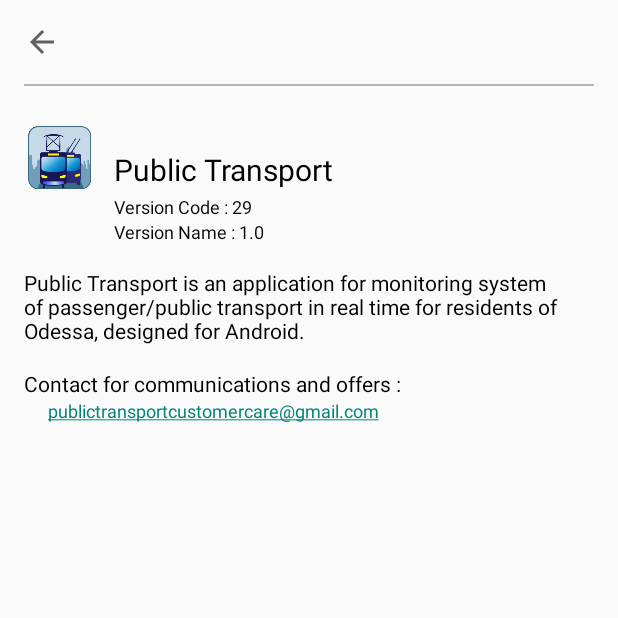
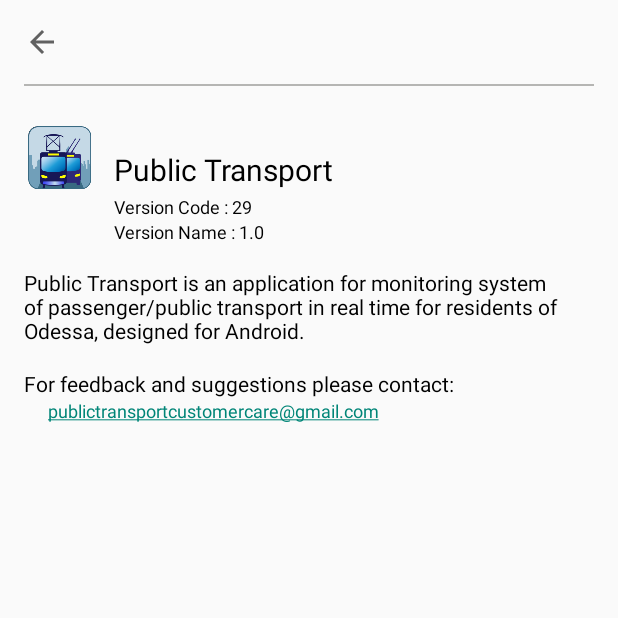
Before and after one commit to Psihey/Android-Public-Transport, an Android app: the MainActivity screen opened directly, with no data from a screen before it, in the side drawer, after a tap on "About", on a phone screen of 412 x 824 dp, the top half of it. Run offline under Robolectric (Android 15) with nearby library versions, the phone set to English and light mode, and no system bars; our stand-ins replace ButterKnife, EventBus, RxJava; libraries missing offline, so code that uses them is left out: biz.laenger.android, com.google.maps.android, com.orhanobut.logger, io.github.luizgrp.sectionedrecyclerviewadapter; 26 statements that could not run were skipped.

```diff
--- a/app/src/main/res/values/strings.xml
+++ b/app/src/main/res/values/strings.xml
@@ -2,19 +2,19 @@
     <string name="app_name">Public Transport</string>
 
     <string name="google_maps_key" templateMergeStrategy="preserve" translatable="false">AIzaSyB10fEtMfKAhzVjbG4aVfJrikoM2n6PehU</string>
-    <string name="dialog_error_internet_title">Oops ,something going in wrong way</string>
-    <string name="dialog_error_internet_message">Please check your internet connection</string>
+    <string name="dialog_error_internet_title">Something\'s wrong</string>
+    <string name="dialog_error_internet_message">Check your internet connection</string>
     <string name="dialog_error_internet_positive_button">Retry</string>
     <string name="dialog_error_internet_negative_button">Close</string>
-    <string name="progress_dialog_network_title">Network Working</string>
-    <string name="progress_dialog_network_message">Please wait some seconds! fetching data from the server</string>
+    <string name="progress_dialog_network_title">Please wait</string>
+    <string name="progress_dialog_network_message">Please wait</string>
     <string name="text_view_tab_fragment_no_data">Error, no data</string>
     <string name="btn_update_name">Update</string>
-    <string name="text_view_database_working_yet">Please, Wait some seconds Data Base working</string>
+    <string name="text_view_database_working_yet">Please wait</string>
     <string name="snack_bar_no_stops_for_this_route">No data on stops</string>
     <string name="snack_bar_no_vehicles_server_not_response">Failed to update</string>
     <string name="snack_bar_no_vehicles_no_internet_connection">No internet connection</string>
-    <string name="snack_bar_map_not_ready">Map not ready</string>
+    <string name="snack_bar_map_not_ready">Map is not ready</string>
     <string name="snack_bar_no_vehicles_for_this_route">No data on vehicles</string>
     <string name="alert_dialog_google_play_error_title">Google Play Error</string>
     <string name="alert_dialog_google_play_error_message">Problems with the Google Play Service. The Application is closing.</string>
@@ -30,23 +30,23 @@
     <string name="text_view_capacity">Capacity</string>
     <string name="text_view_fee">Fare</string>
     <string name="text_view_distance">The length of the route</string>
-    <string name="text_view_offline_mode">OFFLINE MODE nfo valid for %1$s</string>
-    <string name="text_view_server_error">OFFLINE MODE server do not responding</string>
+    <string name="text_view_offline_mode">Offline mode nfo valid for %1$s</string>
+    <string name="text_view_server_error">Offline mode server is not responding</string>
     <string name="text_view_item_tram_trooley_transport_number">№%1$s</string>
-    <string name="text_view_frequently_used_routes">Frequently used routes</string>
-    <string name="text_view_stop_detail_stopping">Stopping</string>
-    <string name="snack_bar_no_stop_detail">No info is available for the stop, sorry</string>
+    <string name="text_view_frequently_used_routes">Favorite routes</string>
+    <string name="text_view_stop_detail_stopping">Bus stop</string>
+    <string name="snack_bar_no_stop_detail">No info about the stop</string>
 
-    <string name="navigation_drawer_open">Open navigation drawer</string>
-    <string name="navigation_drawer_close">Close navigation drawer</string>
+    <string name="navigation_drawer_open" translatable="false">Open navigation drawer</string>
+    <string name="navigation_drawer_close" translatable="false">Close navigation drawer</string>
     <string name="nav_item_send_feedback">Send Feedback</string>
     <string name="nav_item_about_program">About</string>
     <string name="text_view_about_program_public_transport">Public Transport</string>
     <string name="text_view_version_code">Version Code : %1$d</string>
     <string name="text_view_version_name">Version Name : %1$s</string>
     <string name="tv_describe_app">Public Transport is an application for monitoring system of passenger/public transport in real time for residents of Odessa, designed for Android.</string>
-    <string name="text_view_contact_">Contact for communications and offers :</string>
-    <string name="text_view_contact_email">publictransportcustomercare@gmail.com</string>
+    <string name="text_view_contact_">For feedback and suggestions please contact:</string>
+    <string name="text_view_contact_email" translatable="false">publictransportcustomercare@gmail.com</string>
     <string name="text_view_parking_number_of_places">Number of places : %1$d</string>
     <string name="text_view_parking_parking_type">Parking type : %1$s</string>
     <string name="main_activity_email_title">Feedback on the operation of the PublicTransport application</string>
@@ -54,11 +54,11 @@
     <string name="maps_fragment_official_parking">Official</string>
     <string name="maps_fragment_season_parking">Season</string>
     <string name="maps_fragment_daytime_parking">Daytime</string>
-    <string name="main_activity_snack_bar_no_mail_agents">There are no any Mail Agent. Please install!</string>
-    <string name="main_activity_chooser_dialog">Which is application to open?</string>
+    <string name="main_activity_snack_bar_no_mail_agents">Install email app</string>
+    <string name="main_activity_chooser_dialog">Select app</string>
     <string name="menu_search">Search</string>
-    <string name="text_view_server_is_not_responding_please_to_try_later">Server is not responding. Please to try later.</string>
-    <string name="snack_bar_no_parking_data">Sorry no data about parking</string>
+    <string name="text_view_server_is_not_responding_please_to_try_later">Server is not responding. Try again later.</string>
+    <string name="snack_bar_no_parking_data">No data about the parking</string>
 
     <integer-array name="route_color_array">
         <item>@color/routePinkColor</item>
```
Also changed, not shown: app/src/main/java/com/provectus/public_transport/PublicTransportApplication.java (+14 -0 lines), app/src/main/java/com/provectus/public_transport/utils/Const.java (+7 -5 lines), 2 other files.
